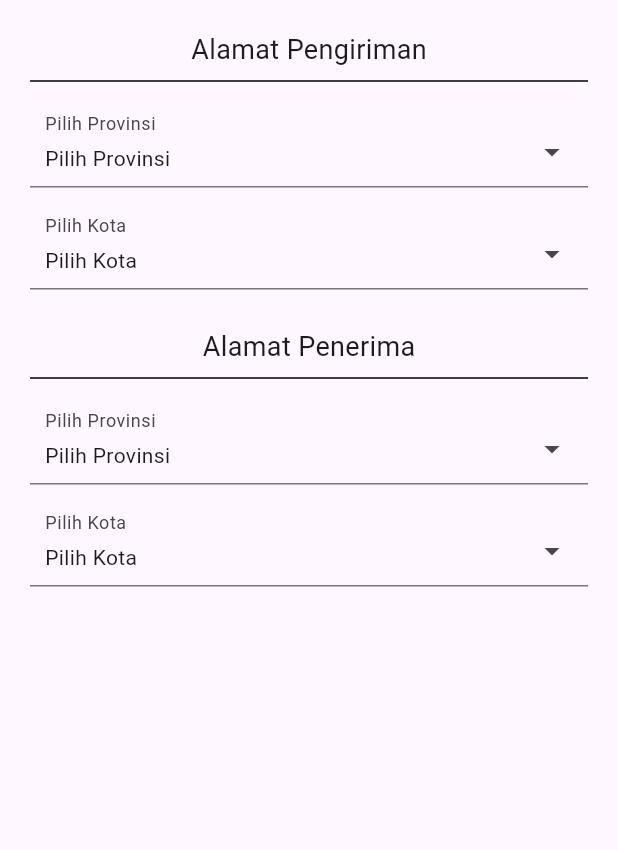
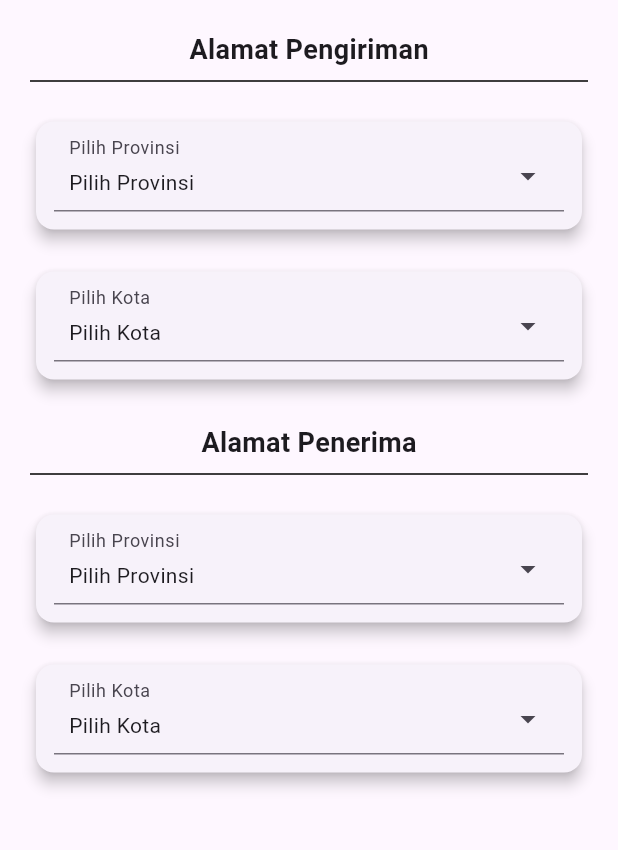
Before and after one commit to vandyahmad24/flutter-cek-ongkir, a Flutter app: the screen it shows after launch, on a phone screen of 412 x 824 dp, the part 84-934 px from its top. Run offline on Flutter 3.47's test engine with Material 3 defaults, Android fonts, the phone set to English and light mode, and no system bars; drawn by our look-alikes of dropdown_search; our stand-ins replace dio, flutter_dotenv, get.

Commit message:
change tampilan

```diff
--- a/lib/app/modules/home/views/home_view.dart
+++ b/lib/app/modules/home/views/home_view.dart
@@ -32,21 +32,16 @@ class HomeView extends GetView<HomeController> {
           Center(
             child: Text(
               "Alamat Pengiriman",
-                style: TextStyle(
-                  fontSize: 18,
+              style: TextStyle(fontSize: 18, fontWeight: FontWeight.bold),
             ),
           ),
-            ),
-            Divider(
-              color: Colors.black,
-              thickness: 1,
-              indent: 0,
-              endIndent: 0,
-            ),
-            SizedBox(
-              height: 15,
-            ),
-            DropdownSearch<Province>(
+          Divider(color: Colors.black, thickness: 1),
+          SizedBox(height: 15),
+          Card(
+            elevation: 4,
+            child: Padding(
+              padding: EdgeInsets.all(12),
+              child: DropdownSearch<Province>(
                 popupProps: PopupProps.menu(
                   showSearchBox: true,
                   itemBuilder: (context, item, isSelected) {
@@ -61,19 +56,16 @@ class HomeView extends GetView<HomeController> {
                 dropdownDecoratorProps: DropDownDecoratorProps(
                   dropdownSearchDecoration: InputDecoration(
                     contentPadding: EdgeInsets.symmetric(horizontal: 10),
-                  labelText: "Pilih Provinsi ",
+                    labelText: "Pilih Provinsi",
                     hintText: "Silahkan Pilih Provinsi",
                   ),
                 ),
-              //hit
                 asyncItems: (String filter) async {
                   try {
                     var response = await Dio().get(
                       Config.apiUrl + '/province',
                       options: Options(
-                      headers: {
-                        "key": Config.apiKey, // Hardcoded API key
-                      },
+                        headers: {"key": Config.apiKey},
                       ),
                     );
 
@@ -81,7 +73,6 @@ class HomeView extends GetView<HomeController> {
                       List<dynamic> jsonList =
                           response.data['rajaongkir']['results'];
                       var provinces = Province.fromJsonList(jsonList);
-
                       return provinces;
                     } else {
                       print('Failed to load provinces');
@@ -96,8 +87,14 @@ class HomeView extends GetView<HomeController> {
                   controller.provAsalId.value = data?.provinceId ?? "";
                 },
               ),
+            ),
+          ),
           SizedBox(height: 20),
-            DropdownSearch<City>(
+          Card(
+            elevation: 4,
+            child: Padding(
+              padding: EdgeInsets.all(12),
+              child: DropdownSearch<City>(
                 popupProps: PopupProps.menu(
                   showSearchBox: true,
                   itemBuilder: (context, item, isSelected) {
@@ -112,20 +109,20 @@ class HomeView extends GetView<HomeController> {
                 dropdownDecoratorProps: DropDownDecoratorProps(
                   dropdownSearchDecoration: InputDecoration(
                     contentPadding: EdgeInsets.symmetric(horizontal: 10),
-                  labelText: "Pilih Kota ",
+                    labelText: "Pilih Kota",
                     hintText: "Silahkan Pilih Kota",
                   ),
                 ),
-              //hit
                 asyncItems: (String filter) async {
+                  if (controller.provAsalId.value.isEmpty) {
+                    return []; // Return empty list if province ID is empty
+                  }
                   try {
                     var response = await Dio().get(
                       Config.apiUrl +
                           '/city?province=${controller.provAsalId.value}',
                       options: Options(
-                      headers: {
-                        "key": Config.apiKey, // Hardcoded API key
-                      },
+                        headers: {"key": Config.apiKey},
                       ),
                     );
 
@@ -133,7 +130,6 @@ class HomeView extends GetView<HomeController> {
                       List<dynamic> jsonList =
                           response.data['rajaongkir']['results'];
                       var city = City.fromJsonList(jsonList);
-
                       return city;
                     } else {
                       print('Failed to load city');
@@ -148,25 +144,22 @@ class HomeView extends GetView<HomeController> {
                   controller.cityAsalId.value = data?.cityId ?? "";
                 },
               ),
-            SizedBox(
-              height: 25,
             ),
+          ),
+          SizedBox(height: 25),
           Center(
             child: Text(
               "Alamat Penerima",
-                style: TextStyle(fontSize: 18),
+              style: TextStyle(fontSize: 18, fontWeight: FontWeight.bold),
             ),
           ),
-            Divider(
-              color: Colors.black,
-              thickness: 1,
-              indent: 0,
-              endIndent: 0,
-            ),
-            SizedBox(
-              height: 15,
-            ),
-            DropdownSearch<Province>(
+          Divider(color: Colors.black, thickness: 1),
+          SizedBox(height: 15),
+          Card(
+            elevation: 4,
+            child: Padding(
+              padding: EdgeInsets.all(12),
+              child: DropdownSearch<Province>(
                 popupProps: PopupProps.menu(
                   showSearchBox: true,
                   itemBuilder: (context, item, isSelected) {
@@ -181,19 +174,16 @@ class HomeView extends GetView<HomeController> {
                 dropdownDecoratorProps: DropDownDecoratorProps(
                   dropdownSearchDecoration: InputDecoration(
                     contentPadding: EdgeInsets.symmetric(horizontal: 10),
-                  labelText: "Pilih Provinsi ",
+                    labelText: "Pilih Provinsi",
                     hintText: "Silahkan Pilih Provinsi",
                   ),
                 ),
-              //hit
                 asyncItems: (String filter) async {
                   try {
                     var response = await Dio().get(
                       Config.apiUrl + '/province',
                       options: Options(
-                      headers: {
-                        "key": Config.apiKey, // Hardcoded API key
-                      },
+                        headers: {"key": Config.apiKey},
                       ),
                     );
 
@@ -201,7 +191,6 @@ class HomeView extends GetView<HomeController> {
                       List<dynamic> jsonList =
                           response.data['rajaongkir']['results'];
                       var provinces = Province.fromJsonList(jsonList);
-
                       return provinces;
                     } else {
                       print('Failed to load provinces');
@@ -216,8 +205,14 @@ class HomeView extends GetView<HomeController> {
                   controller.provTujuanId.value = data?.provinceId ?? "";
                 },
               ),
+            ),
+          ),
           SizedBox(height: 20),
-            DropdownSearch<City>(
+          Card(
+            elevation: 4,
+            child: Padding(
+              padding: EdgeInsets.all(12),
+              child: DropdownSearch<City>(
                 popupProps: PopupProps.menu(
                   showSearchBox: true,
                   itemBuilder: (context, item, isSelected) {
@@ -232,20 +227,20 @@ class HomeView extends GetView<HomeController> {
                 dropdownDecoratorProps: DropDownDecoratorProps(
                   dropdownSearchDecoration: InputDecoration(
                     contentPadding: EdgeInsets.symmetric(horizontal: 10),
-                  labelText: "Pilih Kota ",
+                    labelText: "Pilih Kota",
                     hintText: "Silahkan Pilih Kota",
                   ),
                 ),
-              //hit
                 asyncItems: (String filter) async {
+                  if (controller.provTujuanId.value.isEmpty) {
+                    return []; // Return empty list if province ID is empty
+                  }
                   try {
                     var response = await Dio().get(
                       Config.apiUrl +
                           '/city?province=${controller.provTujuanId.value}',
                       options: Options(
-                      headers: {
-                        "key": Config.apiKey, // Hardcoded API key
-                      },
+                        headers: {"key": Config.apiKey},
                       ),
                     );
 
@@ -253,7 +248,6 @@ class HomeView extends GetView<HomeController> {
                       List<dynamic> jsonList =
                           response.data['rajaongkir']['results'];
                       var city = City.fromJsonList(jsonList);
-
                       return city;
                     } else {
                       print('Failed to load city');
@@ -267,8 +261,11 @@ class HomeView extends GetView<HomeController> {
                 onChanged: (City? data) {
                   controller.cityTujuanId.value = data?.cityId ?? "";
                 },
-            )
+              ),
+            ),
+          ),
         ],
-        ));
+      ),
+    );
   }
 }
```
Lines whose indentation alone changed are shown as unchanged.
